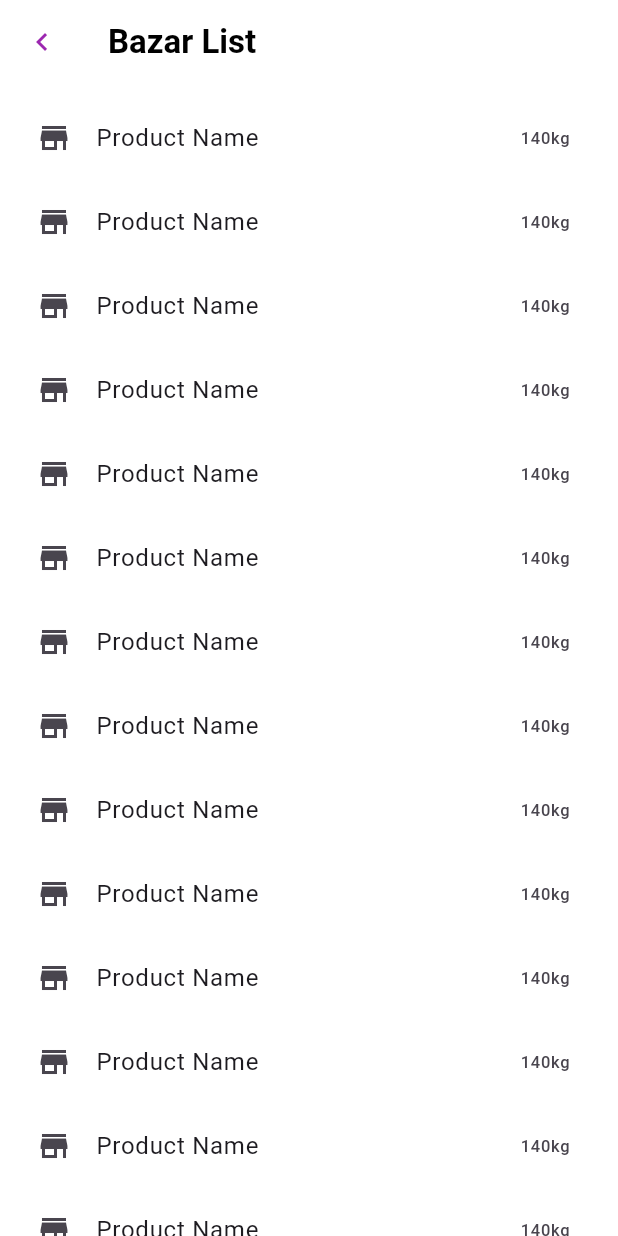
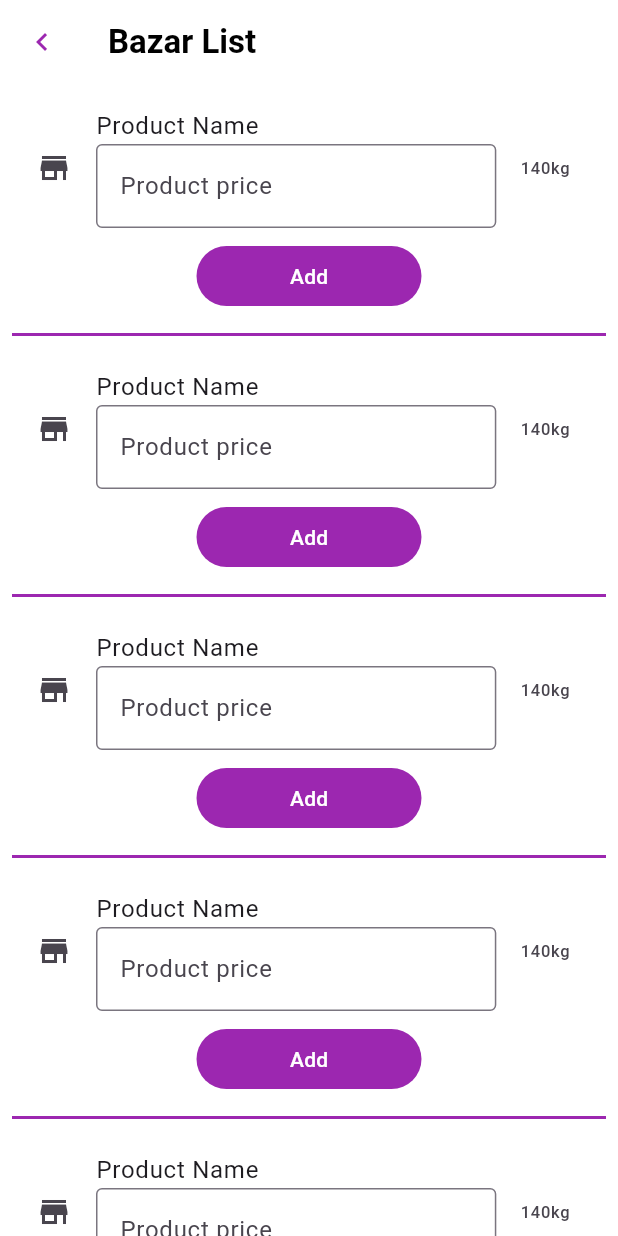
Before and after one commit to Developer20202021/millennium_app, a Flutter app: the BazarList screen opened directly, on a phone screen of 412 x 824 dp. Run offline on Flutter 3.47's test engine with Material 2 defaults, Android fonts, the phone set to English and light mode, and no system bars; our stand-ins replace awesome_snackbar_content, dotted_line, expandable, flutter_rating_bar, internet_connection_checker, lottie and 3 more; accounts and stored records are empty.

Commit message:
done Bazar List

```diff
--- a/lib/Screen/HomeScreen/OfflineCalculation/BazarList.dart
+++ b/lib/Screen/HomeScreen/OfflineCalculation/BazarList.dart
@@ -1,3 +1,4 @@
+import 'package:awesome_snackbar_content/awesome_snackbar_content.dart';
 import 'package:flutter/material.dart';
 
 class BazarList extends StatefulWidget {
@@ -8,74 +9,25 @@ class BazarList extends StatefulWidget {
 }
 
 class _BazarListState extends State<BazarList> {
+  String UserType = "Admi";
+
   List BazarList = [
-    {"productName": "Product Name",
-      "Product Amount": "120 kg"
-    },
-
-     {"productName": "Product Name",
-      "Product Amount": "120 kg"
-    },
-
-     {"productName": "Product Name",
-      "Product Amount": "120 kg"
-    },
-
-     {"productName": "Product Name",
-      "Product Amount": "120 kg"
-    },
-
-     {"productName": "Product Name",
-      "Product Amount": "120 kg"
-    },
-
-     {"productName": "Product Name",
-      "Product Amount": "120 kg"
-    },
-
-
-     {"productName": "Product Name",
-      "Product Amount": "120 kg"
-    },
-
-
-     {"productName": "Product Name",
-      "Product Amount": "120 kg"
-    },
-
-     {"productName": "Product Name",
-      "Product Amount": "120 kg"
-    },
-
-     {"productName": "Product Name",
-      "Product Amount": "120 kg"
-    },
-
-
-     {"productName": "Product Name",
-      "Product Amount": "120 kg"
-    },
-
-     {"productName": "Product Name",
-      "Product Amount": "120 kg"
-    },
-
-     {"productName": "Product Name",
-      "Product Amount": "120 kg"
-    },
-
-
-     {"productName": "Product Name",
-      "Product Amount": "120 kg"
-    },
-
-
-     {"productName": "Product Name",
-      "Product Amount": "120 kg"
-    },
-     {"productName": "Product Name",
-      "Product Amount": "120 kg"
-    },
+    {"productName": "Product Name", "Product Amount": "120 kg"},
+    {"productName": "Product Name", "Product Amount": "120 kg"},
+    {"productName": "Product Name", "Product Amount": "120 kg"},
+    {"productName": "Product Name", "Product Amount": "120 kg"},
+    {"productName": "Product Name", "Product Amount": "120 kg"},
+    {"productName": "Product Name", "Product Amount": "120 kg"},
+    {"productName": "Product Name", "Product Amount": "120 kg"},
+    {"productName": "Product Name", "Product Amount": "120 kg"},
+    {"productName": "Product Name", "Product Amount": "120 kg"},
+    {"productName": "Product Name", "Product Amount": "120 kg"},
+    {"productName": "Product Name", "Product Amount": "120 kg"},
+    {"productName": "Product Name", "Product Amount": "120 kg"},
+    {"productName": "Product Name", "Product Amount": "120 kg"},
+    {"productName": "Product Name", "Product Amount": "120 kg"},
+    {"productName": "Product Name", "Product Amount": "120 kg"},
+    {"productName": "Product Name", "Product Amount": "120 kg"},
   ];
 
   @override
@@ -99,13 +51,76 @@ class _BazarListState extends State<BazarList> {
           child: Padding(
               padding: const EdgeInsets.all(8.0),
               child: Column(children: [
+                for (var item in BazarList)
+                  Column(
+                    children: [
+                      ListTile(
+                        leading: Icon(Icons.store),
 
-            for(var item in BazarList)
-                ListTile(
-                  leading: Icon(Icons.store),
-                  title: Text("Product Name"),
-                  trailing: Text("140kg"),
-                ),
+                        subtitle: UserType =="Admin"?Text("10"):  TextField(
+
+                          keyboardType: TextInputType.number,
+
+
+                        decoration: InputDecoration(
+                            border: OutlineInputBorder(),
+                            labelText: 'Product price',
+
+                            hintText: 'Product price',
+
+                            //  enabledBorder: OutlineInputBorder(
+                            //       borderSide: BorderSide(width: 3, color: Colors.greenAccent),
+                            //     ),
+                                focusedBorder: OutlineInputBorder(
+                                  borderSide: BorderSide(width: 3, color: Colors.purple),
+                                ),
+                                errorBorder: OutlineInputBorder(
+                                  borderSide: BorderSide(
+                                      width: 3, color: Color.fromARGB(255, 66, 125, 145)),
+                                ),
+
+
+                            ),
+
+                      ),
+                      // { UserType == "Admin"? subtitle: Text("Product Name"):subtitle: }
+                        title: Text("Product Name"),
+                        trailing: Text("140kg"),
+                      ),
+                         Container(width: 150, child:TextButton(onPressed: (){
+
+
+                           final snackBar = SnackBar(
+                  /// need to set following properties for best effect of awesome_snackbar_content
+                  elevation: 0,
+                  behavior: SnackBarBehavior.floating,
+                  backgroundColor: Colors.transparent,
+                  content: AwesomeSnackbarContent(
+                    title: 'Successfully Added',
+                    message:
+                        'Your Product Price is Added Successfully',
+
+                    /// change contentType to ContentType.success, ContentType.warning or ContentType.help for variants
+                    contentType: ContentType.success,
+                  ),
+                );
+
+                ScaffoldMessenger.of(context)
+                  ..hideCurrentSnackBar()
+                  ..showSnackBar(snackBar);
+
+
+
+
+                         }, child: Text("Add", style: TextStyle(color: Colors.white),), style: ButtonStyle(
+
+              backgroundColor: MaterialStatePropertyAll<Color>(Colors.purple),
+                          ),),),
+                      Divider(thickness: 2, height: 30,color: Colors.purple,)
+                    ],
+                  ),
+
+
               ])),
         ));
   }
```
